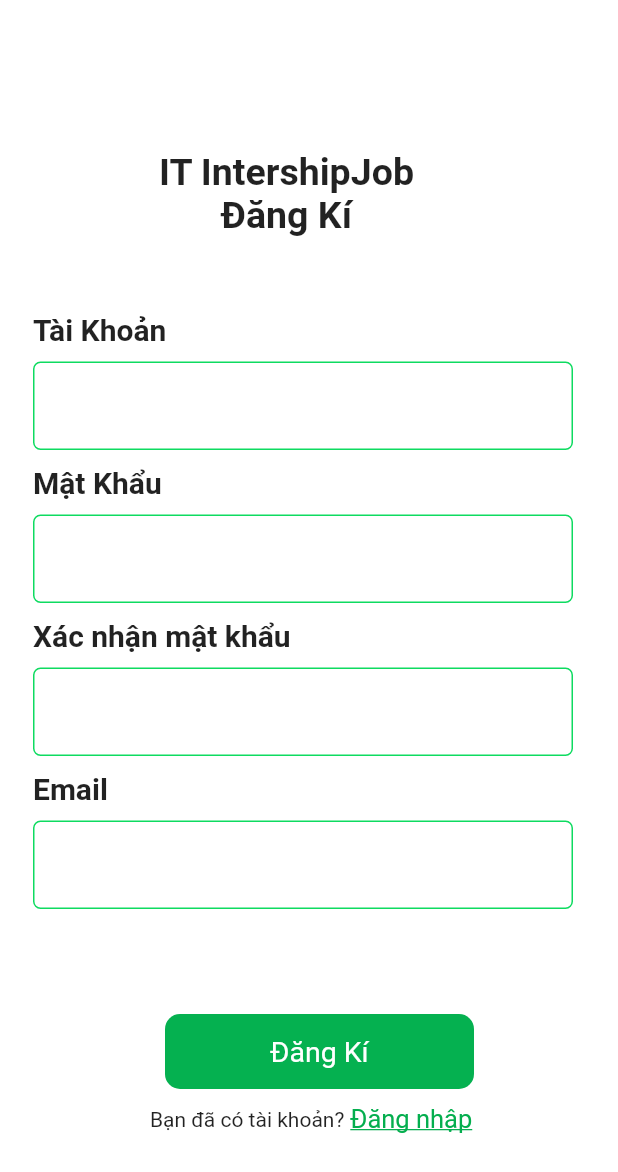
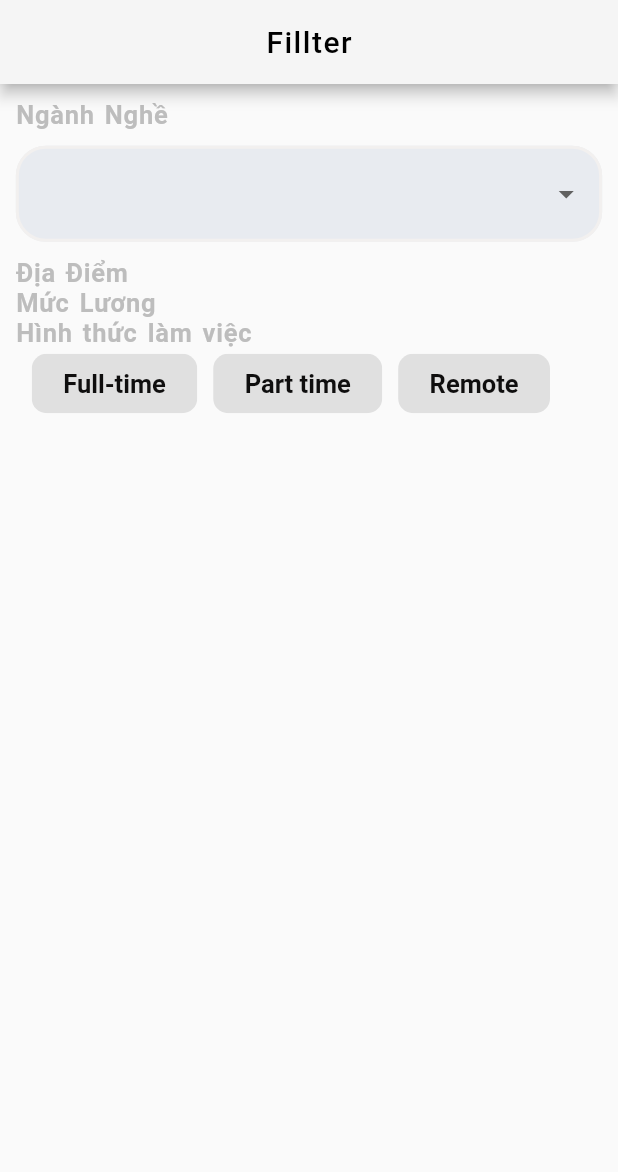
Before and after one commit to levihoang/r2s, a Flutter app: the screen it shows after launch, on a phone screen of 412 x 824 dp. Shown: the top 1172 px of the screen. Run offline on Flutter 3.47's test engine with Material 2 defaults, Android fonts, the phone set to English and light mode, and no system bars; our stand-ins replace get_it.

Commit message:
feature: fillter

```diff
--- a/lib/main.dart
+++ b/lib/main.dart
@@ -21,7 +21,7 @@ class MyApp extends StatelessWidget {
       theme: ThemeData(),
       // home: Login(),
       onGenerateRoute: generateRoute,
-      initialRoute: RegisterRoute,
+      initialRoute: fillter,
     );
   }
 }
--- /dev/null
+++ b/lib/screens/fillter.dart
@@ -0,0 +1,147 @@
+import 'package:flutter/material.dart';
+
+class Fillter extends StatefulWidget {
+  const Fillter({Key? key}) : super(key: key);
+
+  @override
+  State<Fillter> createState() => _FillterState();
+}
+
+class _FillterState extends State<Fillter> {
+  String? selectedValue;
+  String tasktype = "";
+
+  final _dropdownFormKey = GlobalKey<FormState>();
+  List<DropdownMenuItem<String>> get dropdownItems {
+    List<DropdownMenuItem<String>> menuItems = [
+      const DropdownMenuItem(value: "USA", child: Text("USA")),
+      const DropdownMenuItem(value: "Canada", child: Text("Canada")),
+      const DropdownMenuItem(value: "Brazil", child: Text("Brazil")),
+      const DropdownMenuItem(value: "England", child: Text("England")),
+    ];
+    return menuItems;
+  }
+
+  @override
+  Widget build(BuildContext context) {
+    double sizediv = MediaQuery.of(context).size.width / 39;
+    return Scaffold(
+        backgroundColor: Colors.grey[50],
+        appBar: AppBar(
+          centerTitle: true,
+          backgroundColor: Colors.grey[100],
+          title: const Text(
+            'Fillter',
+            style: TextStyle(color: Colors.black, letterSpacing: 1),
+          ),
+        ),
+        body: Container(
+          padding: EdgeInsets.all(sizediv),
+          child: Column(
+            crossAxisAlignment: CrossAxisAlignment.start,
+            children: [
+              title("Ngành Nghề"),
+              SizedBox(
+                height: sizediv,
+              ),
+              dropDownPositon(),
+              SizedBox(
+                height: sizediv,
+              ),
+              title("Địa Điểm"),
+              title("Mức Lương"),
+              title("Hình thức làm việc"),
+              Row(
+                children: [
+                  taskSelect("Full-time", 0xFFE0E0E0, sizediv),
+                  taskSelect("Part time", 0xFFE0E0E0, sizediv),
+                  taskSelect("Remote", 0xFFE0E0E0, sizediv)
+                ],
+              )
+            ],
+          ),
+        ));
+  }
+
+  Widget title(String text) {
+    return Text(
+      text,
+      style: TextStyle(
+          color: Colors.grey[400],
+          fontSize: 17,
+          letterSpacing: 0.5,
+          wordSpacing: 2,
+          fontWeight: FontWeight.bold),
+    );
+  }
+
+  Widget taskSelect(String lable, int color, double size) {
+    return Padding(
+      padding: EdgeInsets.only(left: size),
+      child: InkWell(
+        onTap: () {
+          setState(() {
+            tasktype = lable;
+          });
+        },
+        child: Chip(
+          backgroundColor: tasktype == lable
+              ? Color.fromARGB(255, 240, 173, 66)
+              : Color(color),
+          shape: RoundedRectangleBorder(
+            borderRadius: BorderRadius.circular(10),
+          ),
+          label: Text(
+            lable,
+            style: const TextStyle(
+              color: Color.fromARGB(255, 15, 14, 14),
+              fontSize: 17,
+              fontWeight: FontWeight.bold,
+            ),
+          ),
+          labelPadding:
+              const EdgeInsets.symmetric(horizontal: 17, vertical: 3.8),
+        ),
+      ),
+    );
+  }
+
+  Widget dropDownPositon() {
+    return Form(
+        key: _dropdownFormKey,
+        child: Column(
+          mainAxisAlignment: MainAxisAlignment.center,
+          children: [
+            DropdownButtonFormField(
+                decoration: InputDecoration(
+                  focusedBorder: OutlineInputBorder(
+                    borderSide: const BorderSide(
+                        color: Color.fromARGB(255, 243, 240, 238), width: 2),
+                    borderRadius: BorderRadius.circular(20),
+                  ),
+                  enabledBorder: OutlineInputBorder(
+                    borderSide: const BorderSide(
+                        color: Color.fromARGB(255, 242, 240, 239), width: 2),
+                    borderRadius: BorderRadius.circular(20),
+                  ),
+                  border: OutlineInputBorder(
+                    borderSide: const BorderSide(
+                        color: Color.fromARGB(72, 234, 236, 238), width: 2),
+                    borderRadius: BorderRadius.circular(20),
+                  ),
+                  filled: true,
+                  fillColor: Color.fromARGB(255, 232, 235, 240),
+                ),
+                validator: (value) => value == null ? "Select a country" : null,
+                dropdownColor: Color.fromARGB(255, 229, 229, 239),
+                value: selectedValue,
+                onChanged: (String? newValue) {
+                  setState(() {
+                    selectedValue = newValue!;
+                  });
+                },
+                items: dropdownItems),
+          ],
+        ));
+  }
+}
--- a/lib/screens/register.dart
+++ b/lib/screens/register.dart
@@ -23,6 +23,7 @@ class _Register extends State<Register> {
   bool isValid = true;
   @override
   Widget build(BuildContext context) {
+    double sizediv = MediaQuery.of(context).size.width / 39;
     return Scaffold(
       body: SingleChildScrollView(
         physics: const ScrollPhysics(),
@@ -31,7 +32,7 @@ class _Register extends State<Register> {
           width: MediaQuery.of(context).size.width,
           color: Colors.white,
           child: Container(
-              padding: const EdgeInsets.only(top: 100),
+              padding: EdgeInsets.only(top: sizediv * 10),
               child: Column(
                 mainAxisAlignment: MainAxisAlignment.start,
                 crossAxisAlignment: CrossAxisAlignment.start,
@@ -52,59 +53,52 @@ class _Register extends State<Register> {
                           fontWeight: FontWeight.bold,
                         ),
                       ),
-                      const SizedBox(
-                        height: 50,
+                      SizedBox(
+                        height: sizediv * 5,
                       ),
-                      inputBox("Tài Khoản", _username, Icons.people, false),
-                      const SizedBox(
-                        height: 10,
+                      inputBox(
+                          "Tài Khoản", _username, Icons.people, false, sizediv),
+                      SizedBox(
+                        height: sizediv,
                       ),
-                      inputBox("Mật Khẩu", _password, Icons.key, true),
-                      const SizedBox(
-                        height: 10,
+                      inputBox("Mật Khẩu", _password, Icons.key, true, sizediv),
+                      SizedBox(
+                        height: sizediv,
                       ),
                       inputBox("Xác nhận mật khẩu", _confirmPassword, Icons.key,
-                          true),
-                      const SizedBox(
-                        height: 10,
+                          true, sizediv),
+                      SizedBox(
+                        height: sizediv,
                       ),
-                      inputBox("Email", _email, Icons.key, true),
-                      const SizedBox(
-                        height: 20,
+                      inputBox("Email", _email, Icons.key, true, sizediv),
+                      SizedBox(
+                        height: sizediv * 2,
                       ),
                     ],
                   ),
-
                   SizedBox(
-                    height: 50,
+                    height: sizediv * 5,
                     width: MediaQuery.of(context).size.width,
                     child: Column(
                       crossAxisAlignment: CrossAxisAlignment.center,
                       mainAxisAlignment: MainAxisAlignment.center,
-                      children: [anounnment()],
+                      children: [anounnment(sizediv)],
                     ),
                   ),
-                  button("Đăng Kí"),
-                  const SizedBox(
-                    height: 10,
+                  button("Đăng Kí", sizediv),
+                  SizedBox(
+                    height: sizediv,
                   ),
                   Padding(
-                    padding: const EdgeInsets.only(left: 100),
+                    padding: EdgeInsets.only(left: sizediv * 10),
                     child: Row(
                       children: [
                         const Text("Bạn đã có tài khoản?"),
-                        const SizedBox(width: 4),
+                        SizedBox(width: sizediv / 2),
                         link("Đăng nhập", LoginRoute),
                       ],
                     ),
                   ),
-
-                  // Image.asset(
-                  //   "/images/google.ico",
-                  //   width: 60.0,
-                  //   height: 40.0,
-                  //   fit: BoxFit.cover,
-                  // )
                 ],
               )),
         ),
@@ -113,12 +107,12 @@ class _Register extends State<Register> {
   }
 
   Widget inputBox(String text, TextEditingController controller, IconData icon,
-      bool obscureText) {
+      bool obscureText, double sizediv) {
     return SizedBox(
       width: MediaQuery.of(context).size.width - 30,
-      height: 92,
+      height: sizediv * 9.2,
       child: Padding(
-        padding: const EdgeInsets.only(left: 22),
+        padding: EdgeInsets.only(left: sizediv * 2.2),
         child: Column(
           mainAxisAlignment: MainAxisAlignment.start,
           crossAxisAlignment: CrossAxisAlignment.start,
@@ -127,8 +121,8 @@ class _Register extends State<Register> {
               text,
               style: const TextStyle(fontWeight: FontWeight.bold, fontSize: 20),
             ),
-            const SizedBox(
-              height: 10,
+            SizedBox(
+              height: sizediv,
             ),
             TextFormField(
                 controller: controller,
@@ -155,9 +149,9 @@ class _Register extends State<Register> {
     );
   }
 
-  Widget button(String btnname) {
+  Widget button(String btnname, double sizediv) {
     return Padding(
-      padding: const EdgeInsets.only(left: 110),
+      padding: EdgeInsets.only(left: sizediv * 11),
       child: InkWell(
         onTap: () async {
           setState(() {
@@ -174,7 +168,7 @@ class _Register extends State<Register> {
         },
         child: Container(
           width: MediaQuery.of(context).size.width / 2,
-          height: 50,
+          height: sizediv * 5,
           decoration: BoxDecoration(
               borderRadius: BorderRadius.circular(10),
               color: const Color.fromARGB(255, 5, 177, 80)),
@@ -207,7 +201,7 @@ class _Register extends State<Register> {
     );
   }
 
-  Widget anounnment() {
+  Widget anounnment(double sizediv) {
     return isFill == false
         ? Column(
             children: const [
@@ -226,8 +220,8 @@ class _Register extends State<Register> {
                   ),
                 ],
               )
-            : const SizedBox(
-                height: 18,
+            : SizedBox(
+                height: sizediv * 1.8,
               );
   }
 
--- a/lib/utils/routing/route.dart
+++ b/lib/utils/routing/route.dart
@@ -1,6 +1,7 @@
 import 'package:flutter/material.dart';
 import 'package:it_intership_jobs_r2s/screens/login.dart';
 import 'package:it_intership_jobs_r2s/screens/register.dart';
+import 'package:it_intership_jobs_r2s/screens/fillter.dart';
 import 'package:it_intership_jobs_r2s/utils/routing/route_name.dart';
 
 PageRoute generateRoute(RouteSettings settings) {
@@ -10,6 +11,8 @@ PageRoute generateRoute(RouteSettings settings) {
       return _getPageRoute(const Login());
     case RegisterRoute:
       return _getPageRoute(const Register());
+    case fillter:
+      return _getPageRoute(const Fillter());
     default:
       return _getPageRoute(const Login());
   }
--- a/lib/utils/routing/route_name.dart
+++ b/lib/utils/routing/route_name.dart
@@ -2,3 +2,5 @@
 
 const String LoginRoute = "Login";
 const String RegisterRoute = "Register";
+
+const String fillter = "Fillter";
```
Also changed, not shown: lib/screens/login.dart (+39 -34 lines).
